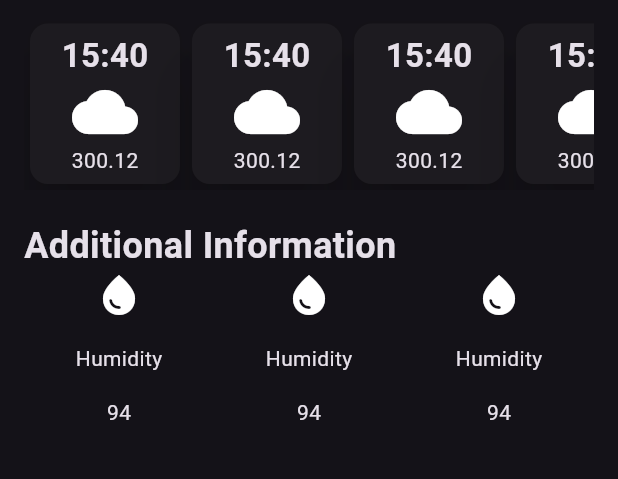
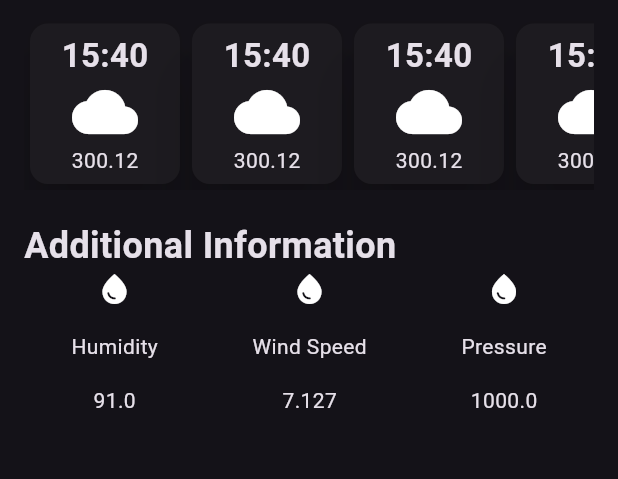
Before and after one commit to SynthiaAtieno/weather_app, a Flutter app: the screen it shows after launch, on a phone screen of 412 x 824 dp, the part 473-952 px from its top. Run offline on Flutter 3.47's test engine with Material 2 defaults, Android fonts, the phone set to English and light mode, and no system bars.

Commit message:
styling the weather screen

```diff
--- a/lib/additional_info_item.dart
+++ b/lib/additional_info_item.dart
@@ -1,20 +1,24 @@
 import 'package:flutter/material.dart';
 
-
 class AdditionalInfoItem extends StatelessWidget {
-  const AdditionalInfoItem({
-    super.key,
-  });
+  final String label;
+  final IconData icon;
+  final double valuetxt;
+  const AdditionalInfoItem(
+      {super.key,
+      required this.label,
+      required this.icon,
+      required this.valuetxt});
 
   @override
   Widget build(BuildContext context) {
-    return const Column(
+    return Column(
       children: [
-        Icon(Icons.water_drop, size: 32),
-        SizedBox(height: 16),
-        Text("Humidity"),
-        SizedBox(height: 16),
-        Text("94")
+        Icon(icon),
+        const SizedBox(height: 16),
+        Text(label),
+        const SizedBox(height: 16),
+        Text(valuetxt.toString())
       ],
     );
   }
--- a/lib/weather_screen.dart
+++ b/lib/weather_screen.dart
@@ -97,9 +97,21 @@ class WeatherAppScreen extends StatelessWidget {
             const Row(
               mainAxisAlignment: MainAxisAlignment.spaceAround,
               children: [
-                AdditionalInfoItem(),
-                AdditionalInfoItem(),
-                AdditionalInfoItem()
+                AdditionalInfoItem(
+                  icon: Icons.water_drop,
+                  label: "Humidity",
+                  valuetxt: 91,
+                ),
+                AdditionalInfoItem(
+                  icon: Icons.water_drop,
+                  label: "Wind Speed",
+                  valuetxt: 7.127,
+                ),
+                AdditionalInfoItem(
+                  icon: Icons.water_drop,
+                  label: "Pressure",
+                  valuetxt: 1000,
+                )
               ],
             ),
           ],
```
